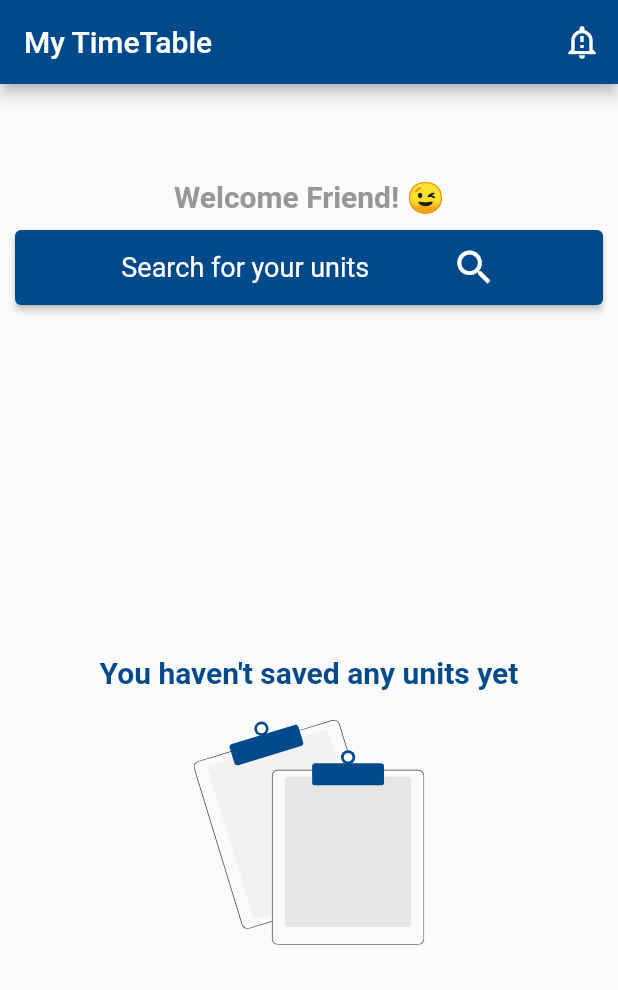
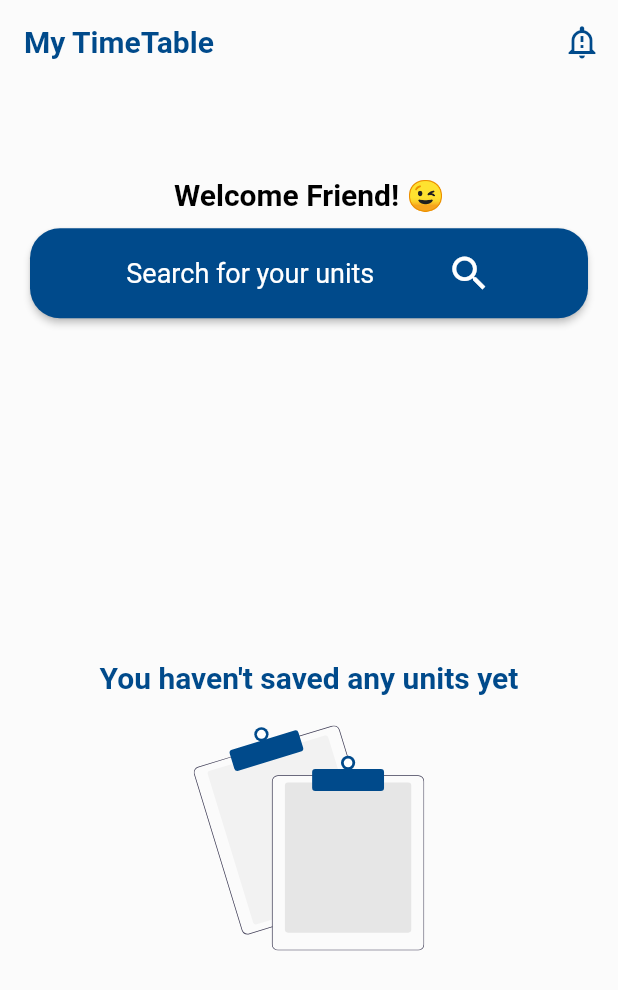
Before and after one commit to ElieBamunoba/MyTimeTable, a Flutter app: the screen it shows after launch, on a phone screen of 412 x 824 dp. Shown: the top 990 px of the screen. Run offline on Flutter 3.47's test engine with Material 2 defaults, Android fonts, the phone set to English and light mode, and no system bars; our stand-ins replace carousel_slider, equatable, flutter_bloc, flutter_svg, fluttertoast, shared_preferences; Roboto replaces fonts that are missing (Montserrat).

Commit message:
ui update

```diff
--- a/lib/constants/colors.dart
+++ b/lib/constants/colors.dart
@@ -6,11 +6,12 @@ class AppColors {
   static const Color darkBlue = Color(0xff004A8B);
   static const Color ligthBlue = Color(0xffe5efff);
   static const Color ligthBlue2 = Color(0xffb7d3ff);
-  static const Color green = Color(0xff259A00);
+  static const Color green = Color(0xffe7ca84);
+  static const Color red = Color(0xffe4457f);
   static const Color ligthGreen = Color(0xffe8f5e5);
   static const Color ligthGreen2 = Color(0xffc1e3b7);
   static const Color backgroundLigthGrey = Color(0xffFbFbFb);
   static const Color textLigthGrey = Color(0xff979797);
   static const Color textColor = Colors.black;
-  static const Color textDarkGrey = Color(0xff6E6E6E);
+  static const Color textDarkGrey = Color(0xff333333);
 }
--- a/lib/presentation/Widgets/modal_bottom_sheet.dart
+++ b/lib/presentation/Widgets/modal_bottom_sheet.dart
@@ -39,7 +39,7 @@ class ModalBottomSheet extends StatelessWidget {
                               ),
                               const SizedBox(height: 10),
                               const Text(
-                                'We couldn\'t find what you searcged for.\nTry searching again.\n',
+                                'We couldn\'t find what you searched for.\nTry searching again.\n',
                                 textAlign: TextAlign.center,
                               ),
                               const SizedBox(height: 10),
--- a/lib/presentation/Widgets/search_unit_button.dart
+++ b/lib/presentation/Widgets/search_unit_button.dart
@@ -9,11 +9,15 @@ class SearchUnitButton extends StatelessWidget {
 
   @override
   Widget build(BuildContext context) {
-    return SizedBox(
+    return Container(
+      padding: const EdgeInsets.symmetric(horizontal: 10),
       width: double.infinity,
       child: ElevatedButton(
           style: ElevatedButton.styleFrom(
-              fixedSize: const Size(double.infinity, 50)),
+              shape: RoundedRectangleBorder(
+                borderRadius: BorderRadius.circular(20.0),
+              ),
+              fixedSize: const Size(double.infinity, 60)),
           onPressed: () => showModalBottomSheet<void>(
               context: context,
               shape: const RoundedRectangleBorder(
--- a/lib/presentation/landing_screen.dart
+++ b/lib/presentation/landing_screen.dart
@@ -1,11 +1,11 @@
 import 'package:exam_time_table/bloc/saved_units/saved_units_bloc.dart';
 import 'package:exam_time_table/presentation/widgets/unit_card.dart';
-import 'package:exam_time_table/presentation/widgets/up_coming_unit_card.dart';
 import 'package:flutter/cupertino.dart';
 import 'package:flutter/material.dart';
 import 'package:flutter_bloc/flutter_bloc.dart';
 
 import '../constants/colors.dart';
+import 'widgets/carousel_cards.dart';
 import 'widgets/empty_units_list.dart';
 import 'widgets/search_unit_button.dart';
 
@@ -18,11 +18,20 @@ class LandingScreen extends StatelessWidget {
     return Scaffold(
         backgroundColor: AppColors.backgroundLigthGrey,
         appBar: AppBar(
-          title: const Text('My TimeTable'),
+          elevation: 0,
+          backgroundColor: AppColors.backgroundLigthGrey,
+          title: const Text(
+            'My TimeTable',
+            style: TextStyle(
+              color: AppColors.darkBlue,
+              fontWeight: FontWeight.bold,
+            ),
+          ),
           actions: [
             IconButton(
                 onPressed: () {},
-                icon: const Icon(Icons.notification_important_outlined))
+                icon: const Icon(Icons.notification_important_outlined,
+                    color: AppColors.darkBlue))
           ],
         ),
         body: Container(
@@ -35,8 +44,10 @@ class LandingScreen extends StatelessWidget {
               Column(
                 children: const [
                   Text('Welcome Friend! 😉',
-                      style:
-                          TextStyle(fontSize: 20, fontWeight: FontWeight.w700)),
+                      style: TextStyle(
+                          fontSize: 20,
+                          fontWeight: FontWeight.w700,
+                          color: AppColors.textColor)),
                   SizedBox(height: 10),
                   SearchUnitButton(),
                 ],
@@ -53,7 +64,8 @@ class LandingScreen extends StatelessWidget {
                       mainAxisSize: MainAxisSize.max,
                       children: [
                         state.savedUnitsList.isNotEmpty
-                            ? UpcomingUnitCard(unit: state.savedUnitsList[0])
+                            ? UnitCardCArouselSlider(
+                                unit: state.savedUnitsList[0])
                             : const EmptyUnitsList(),
                         if (state.savedUnitsList.isNotEmpty)
                           SizedBox(
--- a/pubspec.yaml
+++ b/pubspec.yaml
@@ -43,6 +43,7 @@ dependencies:
   modal_bottom_sheet: ^2.1.2
   shared_preferences: ^2.1.0
   flutter_svg: ^2.0.4
+  carousel_slider: ^4.2.1
 
 dev_dependencies:
   flutter_test:
```
Also changed, not shown: lib/presentation/Widgets/count_down_card.dart (added, +34 -0 lines), lib/presentation/Widgets/up_coming_unit_card.dart (+22 -22 lines), lib/presentation/widgets/unit_card.dart (+23 -17 lines), lib/repository/saved_units/saved_units_repository.dart (+13 -3 lines), pubspec.lock.
